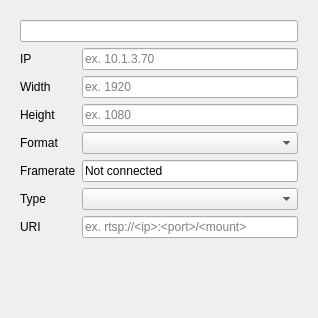
Qt form VWWebGUI/Application/www/wasm/cameraweb.ui (Summengardin/VideoWallCDP) before a commit.
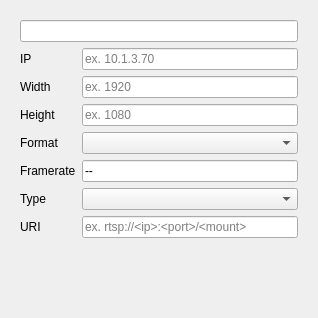
The same form after that commit. Custom widgets are drawn as their Qt base class.

What changed in the file:
```diff
--- a/VWWebGUI/Application/www/wasm/cameraweb.ui
+++ b/VWWebGUI/Application/www/wasm/cameraweb.ui
@@ -16,12 +16,29 @@
   <property name="autoFillBackground">
    <bool>true</bool>
   </property>
+  <property name="styleSheet">
+   <string notr="true">CDPBaseContainer{
+border-radius: 100px;
+}</string>
+  </property>
   <property name="cdpTargetRouting">
    <string>VWController.Cameras.Camera</string>
   </property>
   <layout class="QVBoxLayout" name="verticalLayout_2">
    <item>
     <widget class="CDPBaseContainer" name="container">
+     <property name="styleSheet">
+      <string notr="true"/>
+     </property>
+     <property name="type" stdset="0">
+      <enum>CDPBaseContainer::Container</enum>
+     </property>
+     <property name="svgBorderMargins" stdset="0">
+      <bool>true</bool>
+     </property>
+     <property name="borderPixmap">
+      <string>:/themes/openbridge5_dusk/backgrounds/bgPanel.svg</string>
+     </property>
      <layout class="QVBoxLayout" name="verticalLayout_3">
       <item>
        <layout class="QVBoxLayout" name="verticalLayout">
@@ -137,7 +154,7 @@
           <item row="4" column="1">
            <widget class="CDPBaseLineEdit" name="lineEdit_6">
             <property name="text">
-             <string>Not connected</string>
+             <string>--</string>
             </property>
             <property name="placeholderText">
              <string>ex. 60</string>
```
